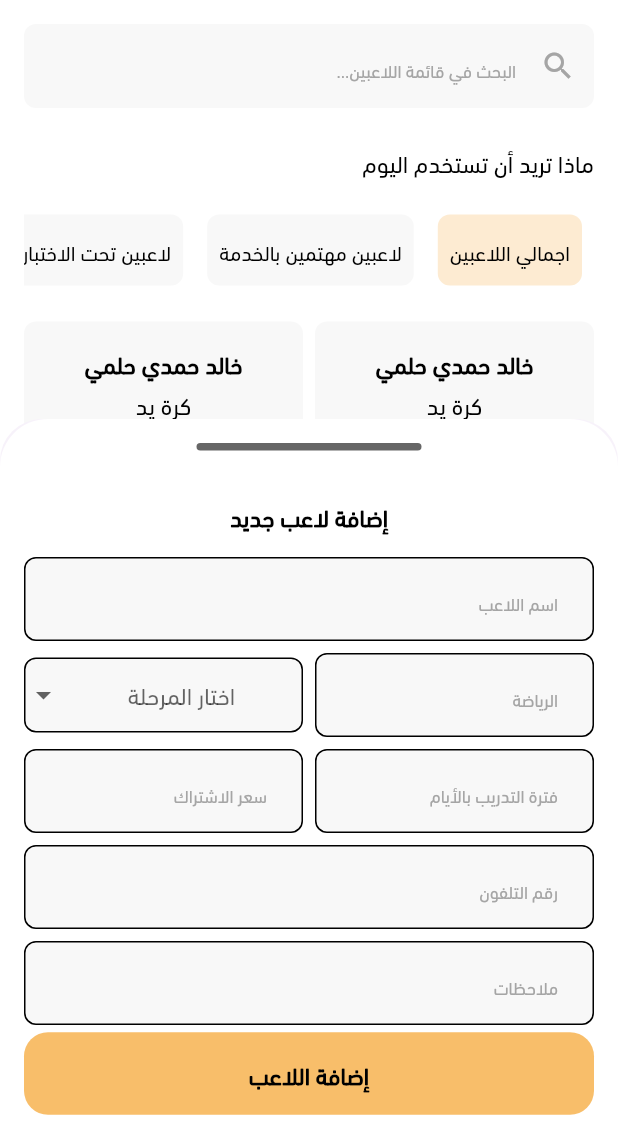
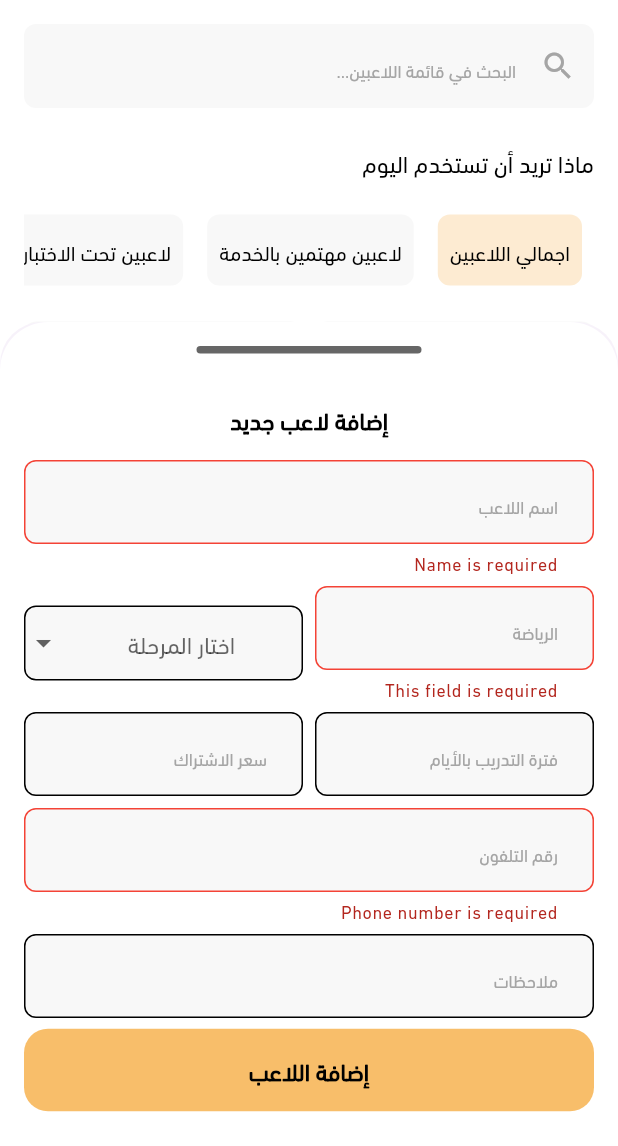
Before and after one commit to KhaledHAnter/tps-desktop-mobile-, a Flutter app: the screen it shows after launch, after a tap on the "add" icon, after a tap on "إضافة اللاعب", on a phone screen of 412 x 824 dp, the part 90-1236 px from its top. Run offline on Flutter 3.47's test engine with Material 3 defaults, Android fonts, the phone set to English and light mode, and no system bars; our stand-ins replace bloc, cloud_firestore, firebase_core, flutter_bloc, freezed_annotation, gap and 1 more; accounts and stored records are empty.

Commit message:
- add validation to the add player form

```diff
--- a/lib/core/di/dependency_injection.dart
+++ b/lib/core/di/dependency_injection.dart
@@ -1,7 +1,7 @@
 import 'package:get_it/get_it.dart';
 import 'package:tps/core/helpers/firestore_services.dart';
 import 'package:tps/features/home/data/repos/add_player_repo.dart';
-import 'package:tps/features/home/logic/cubit/add_player_cubit.dart';
+import 'package:tps/features/home/logic/add_player_cubit/add_player_cubit.dart';
 
 final getIt = GetIt.instance;
 
--- a/lib/core/helpers/firestore_services.dart
+++ b/lib/core/helpers/firestore_services.dart
@@ -9,7 +9,7 @@ class FirestoreService {
     try {
       await _firestore
           .collection('players')
-          .doc(player.phone.toString()) // Use phone number as the document ID
+          .doc(player.phone) // Use phone number as the document ID
           .set({
         'name': player.name,
         'sport': player.sport,
@@ -19,7 +19,7 @@ class FirestoreService {
         'subsDuration': player.subsDuration,
         'startDate': player.startDate.toIso8601String(),
         'endDate': player.endDate.toIso8601String(),
-        'remainingDuration': player.remainingDuration.toIso8601String(),
+        'remainingDuration': player.remainingDuration,
         'description': player.description,
         'freeze': player.freeze != null
             ? {
--- a/lib/core/routing/app_router.dart
+++ b/lib/core/routing/app_router.dart
@@ -3,7 +3,7 @@ import 'package:flutter_bloc/flutter_bloc.dart';
 import 'package:tps/core/di/dependency_injection.dart';
 import 'package:tps/core/routing/routes.dart';
 import 'package:tps/features/home/logic/category_cubit/category_cubit.dart';
-import 'package:tps/features/home/logic/cubit/add_player_cubit.dart';
+import 'package:tps/features/home/logic/add_player_cubit/add_player_cubit.dart';
 import 'package:tps/features/home/ui/views/home_screen.dart';
 
 class AppRouter {
--- a/lib/features/home/data/models/player_model.dart
+++ b/lib/features/home/data/models/player_model.dart
@@ -1,10 +1,10 @@
 import 'package:tps/features/home/data/models/freeze_model.dart';
 
 class PlayerModel {
-  final String name, sport, phase;
+  final String name, sport, phase, phone;
   final String? description;
-  final int phone, money, subsDuration;
-  final DateTime startDate, endDate, remainingDuration;
+  final int money, subsDuration, remainingDuration;
+  final DateTime startDate, endDate;
   final FreezeModel? freeze;
 
   PlayerModel({
--- a/lib/features/home/data/repos/add_player_repo.dart
+++ b/lib/features/home/data/repos/add_player_repo.dart
@@ -13,7 +13,7 @@ class AddPlayerRepo {
     required String name,
     required String sport,
     required String phase,
-    required int phone,
+    required String phone,
     required int money,
     required int duration, // Subscription duration in days
     String? description,
@@ -21,9 +21,7 @@ class AddPlayerRepo {
   }) {
     final startDate = DateTime.now();
     final endDate = startDate.add(Duration(days: duration));
-    final remainingDuration = Duration(
-      days: endDate.difference(DateTime.now()).inDays,
-    );
+    const remainingDuration = 0;
 
     return PlayerModel(
       name: name,
@@ -34,7 +32,7 @@ class AddPlayerRepo {
       subsDuration: duration,
       startDate: startDate,
       endDate: endDate,
-      remainingDuration: DateTime.now().add(remainingDuration),
+      remainingDuration: remainingDuration,
       freeze: freeze,
       description: description,
     );
--- /dev/null
+++ b/lib/features/home/logic/add_player_cubit/add_player_cubit.dart
@@ -0,0 +1,73 @@
+import 'dart:developer';
+
+import 'package:bloc/bloc.dart';
+import 'package:flutter/material.dart';
+import 'package:tps/features/home/data/repos/add_player_repo.dart';
+import 'package:tps/features/home/logic/add_player_cubit/add_player_state.dart';
+
+class AddPlayerCubit extends Cubit<AddPlayerState> {
+  final TextEditingController nameController = TextEditingController();
+  final TextEditingController sportController = TextEditingController();
+  final GlobalKey<FormState> formKey = GlobalKey();
+
+  String phaseController = '';
+  final TextEditingController durationController = TextEditingController();
+  final TextEditingController moneyController = TextEditingController();
+  final TextEditingController phoneController = TextEditingController();
+  final TextEditingController descriptionController = TextEditingController();
+
+  final AddPlayerRepo addPlayerRepo;
+
+  AddPlayerCubit(this.addPlayerRepo) : super(const AddPlayerState.initial());
+
+  /// Add a new player
+  Future<void> addPlayer() async {
+    if (formKey.currentState!.validate()) {
+      final name = nameController.text;
+      final sport = sportController.text;
+      final phase = phaseController;
+      final phone = phoneController.text;
+      final money = int.tryParse(moneyController.text) ?? 0;
+      final duration = int.tryParse(durationController.text) ?? 0;
+      final description = descriptionController.text;
+
+      final player = addPlayerRepo.createPlayer(
+        name: name,
+        sport: sport,
+        phase: phase,
+        phone: phone,
+        money: money,
+        duration: duration,
+        description: description,
+        freeze: null, // Optional: Add FreezeModel if needed
+      );
+
+      log(
+        "Player: $player , phone: ${player.phone}, name: ${player.name}, sport: ${player.sport}, phase: ${player.phase}, phone: ${player.phone}, money: ${player.money}, duration: ${player.subsDuration}, description: ${player.description}",
+      );
+
+      emit(const AddPlayerState.loading());
+      final response = await addPlayerRepo.savePlayer(player);
+
+      response.when(
+        success: () => emit(
+          const AddPlayerState.success(),
+        ),
+        error: (errMessage) => emit(
+          AddPlayerState.error(errMessage),
+        ),
+      );
+    }
+  }
+
+  @override
+  Future<void> close() {
+    nameController.dispose();
+    sportController.dispose();
+    durationController.dispose();
+    moneyController.dispose();
+    phoneController.dispose();
+    descriptionController.dispose();
+    return super.close();
+  }
+}
--- a/lib/features/home/logic/cubit/add_player_cubit.dart
+++ /dev/null
@@ -1,70 +0,0 @@
-import 'dart:developer';
-
-import 'package:bloc/bloc.dart';
-import 'package:flutter/material.dart';
-import 'package:tps/features/home/data/repos/add_player_repo.dart';
-import 'package:tps/features/home/logic/cubit/add_player_state.dart';
-
-class AddPlayerCubit extends Cubit<AddPlayerState> {
-  final TextEditingController nameController = TextEditingController();
-  final TextEditingController sportController = TextEditingController();
-  // final TextEditingController phaseController = TextEditingController();
-  String phaseController = '';
-  final TextEditingController durationController = TextEditingController();
-  final TextEditingController moneyController = TextEditingController();
-  final TextEditingController phoneController = TextEditingController();
-  final TextEditingController descriptionController = TextEditingController();
-
-  final AddPlayerRepo addPlayerRepo;
-
-  AddPlayerCubit(this.addPlayerRepo) : super(const AddPlayerState.initial());
-
-  /// Add a new player
-  Future<void> addPlayer() async {
-    final name = nameController.text;
-    final sport = sportController.text;
-    final phase = phaseController;
-    final phone = int.tryParse(phoneController.text) ?? 0;
-    final money = int.tryParse(moneyController.text) ?? 0;
-    final duration = int.tryParse(durationController.text) ?? 0;
-    final description = descriptionController.text;
-
-    final player = addPlayerRepo.createPlayer(
-      name: name,
-      sport: sport,
-      phase: phase,
-      phone: phone,
-      money: money,
-      duration: duration,
-      description: description,
-      freeze: null, // Optional: Add FreezeModel if needed
-    );
-
-    log(
-      "Player: $player , phone: ${player.phone}, name: ${player.name}, sport: ${player.sport}, phase: ${player.phase}, phone: ${player.phone}, money: ${player.money}, duration: ${player.subsDuration}, description: ${player.description}",
-    );
-
-    emit(const AddPlayerState.loading());
-    final response = await addPlayerRepo.savePlayer(player);
-
-    response.when(
-      success: () => emit(
-        const AddPlayerState.success(),
-      ),
-      error: (errMessage) => emit(
-        AddPlayerState.error(errMessage),
-      ),
-    );
-  }
-
-  @override
-  Future<void> close() {
-    nameController.dispose();
-    sportController.dispose();
-    durationController.dispose();
-    moneyController.dispose();
-    phoneController.dispose();
-    descriptionController.dispose();
-    return super.close();
-  }
-}
--- a/lib/features/home/ui/views/widgets/bottom_sheet_body.dart
+++ b/lib/features/home/ui/views/widgets/bottom_sheet_body.dart
@@ -1,11 +1,11 @@
 import 'package:flutter/material.dart';
 import 'package:flutter_bloc/flutter_bloc.dart';
 import 'package:gap/gap.dart';
-import 'package:tps/core/helpers/extentions.dart';
+import 'package:tps/core/helpers/validator_utils.dart';
 import 'package:tps/core/theming/colors.dart';
 import 'package:tps/core/theming/styles.dart';
 import 'package:tps/core/widgets/app_text_form_feild.dart';
-import 'package:tps/features/home/logic/cubit/add_player_cubit.dart';
+import 'package:tps/features/home/logic/add_player_cubit/add_player_cubit.dart';
 import 'package:tps/features/home/ui/views/widgets/phase_drop_down_button.dart';
 import 'package:tps/generated/l10n.dart';
 
@@ -18,7 +18,7 @@ class BottomSheetBody extends StatelessWidget {
   Widget build(BuildContext context) {
     final cubit = context.read<AddPlayerCubit>();
     return Container(
-      height: MediaQuery.sizeOf(context).height / 1.7,
+      height: MediaQuery.sizeOf(context).height / 1.5,
       width: MediaQuery.sizeOf(context).width,
       padding: const EdgeInsets.all(16),
       decoration: const BoxDecoration(
@@ -28,6 +28,8 @@ class BottomSheetBody extends StatelessWidget {
           topRight: Radius.circular(32),
         ),
       ),
+      child: Form(
+        key: cubit.formKey,
         child: Column(
           children: <Widget>[
             Container(
@@ -49,6 +51,7 @@ class BottomSheetBody extends StatelessWidget {
             AppTextFormFeild(
               hintText: S.of(context).home_add_lbl1,
               controller: cubit.nameController,
+              validator: ValidatorUtils.validateName,
             ),
             const Gap(8),
             Row(
@@ -57,6 +60,7 @@ class BottomSheetBody extends StatelessWidget {
                   child: AppTextFormFeild(
                     hintText: S.of(context).home_add_lbl2,
                     controller: cubit.sportController,
+                    validator: ValidatorUtils.requiredField,
                   ),
                 ),
                 const Gap(8),
@@ -90,6 +94,7 @@ class BottomSheetBody extends StatelessWidget {
               hintText: S.of(context).home_add_lbl5,
               keyboardType: TextInputType.number,
               controller: cubit.phoneController,
+              validator: ValidatorUtils.validatePhoneNumberEG,
             ),
             const Gap(8),
             AppTextFormFeild(
@@ -114,8 +119,8 @@ class BottomSheetBody extends StatelessWidget {
                 child: Center(
                   child: Text(
                     S.of(context).home_add_action,
-                  style:
-                      Styles.font16medium.copyWith(fontWeight: FontWeight.w600),
+                    style: Styles.font16medium
+                        .copyWith(fontWeight: FontWeight.w600),
                   ),
                 ),
               ),
@@ -123,6 +128,7 @@ class BottomSheetBody extends StatelessWidget {
             const Spacer(),
           ],
         ),
+      ),
     );
   }
 }
--- a/lib/features/home/ui/views/widgets/phase_drop_down_button.dart
+++ b/lib/features/home/ui/views/widgets/phase_drop_down_button.dart
@@ -2,7 +2,7 @@ import 'package:flutter/material.dart';
 import 'package:flutter_bloc/flutter_bloc.dart';
 import 'package:tps/core/theming/colors.dart';
 import 'package:tps/features/home/data/models/category_model.dart';
-import 'package:tps/features/home/logic/cubit/add_player_cubit.dart';
+import 'package:tps/features/home/logic/add_player_cubit/add_player_cubit.dart';
 import 'package:tps/generated/l10n.dart';
 
 class PhaseDropDownButton extends StatefulWidget {
@@ -17,10 +17,6 @@ class _PhaseDropDownButtonState extends State<PhaseDropDownButton> {
   @override
   Widget build(BuildContext context) {
     List<CategoryModel> categories = [
-      CategoryModel(
-        name: "All",
-        text: S.of(context).home_cat1,
-      ),
       CategoryModel(
         name: "enteristed",
         text: S.of(context).home_cat2,
--- a/lib/features/home/ui/views/widgets/welcome_header.dart
+++ b/lib/features/home/ui/views/widgets/welcome_header.dart
@@ -4,7 +4,7 @@ import 'package:gap/gap.dart';
 import 'package:tps/core/di/dependency_injection.dart';
 import 'package:tps/core/helpers/assets.dart';
 import 'package:tps/core/theming/styles.dart';
-import 'package:tps/features/home/logic/cubit/add_player_cubit.dart';
+import 'package:tps/features/home/logic/add_player_cubit/add_player_cubit.dart';
 import 'package:tps/features/home/ui/views/widgets/bottom_sheet_body.dart';
 import 'package:tps/generated/l10n.dart';
 
--- a/pubspec.yaml
+++ b/pubspec.yaml
@@ -9,9 +9,9 @@ environment:
 
 dependencies:
   build_runner: ^2.4.13
-  cloud_firestore: ^4.7.0
+  cloud_firestore: ^5.5.0
   cupertino_icons: ^1.0.8
-  firebase_core: ^2.1.0
+  firebase_core: ^3.8.0
   flutter:
     sdk: flutter
   flutter_bloc: ^8.1.6
```
Also changed, not shown: lib/features/home/logic/add_player_cubit/add_player_state.dart (renamed from lib/features/home/logic/cubit/add_player_state.dart), lib/features/home/logic/add_player_cubit/add_player_state.freezed.dart (renamed from lib/features/home/logic/cubit/add_player_state.freezed.dart), pubspec.lock. Lines whose indentation alone changed are shown as unchanged.
